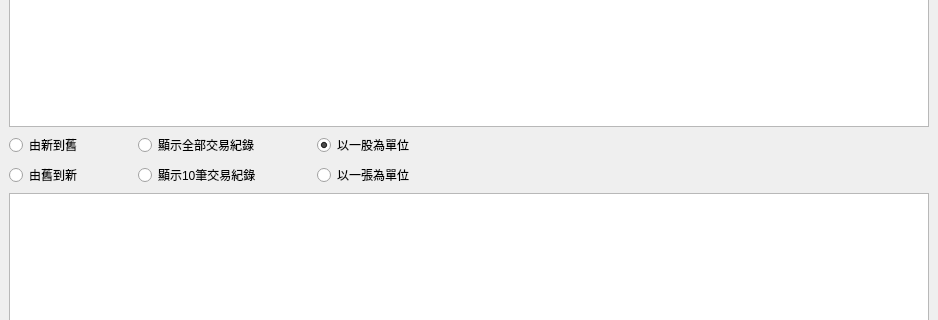
This is QtStockPriceMainWindow.ui in foxking0416/PythonStockPrice as Qt 5 draws it before an edit; both pictures show x 0 to 938 and y 94 to 414 of the 938 by 893 pixel window. The edited form follows.
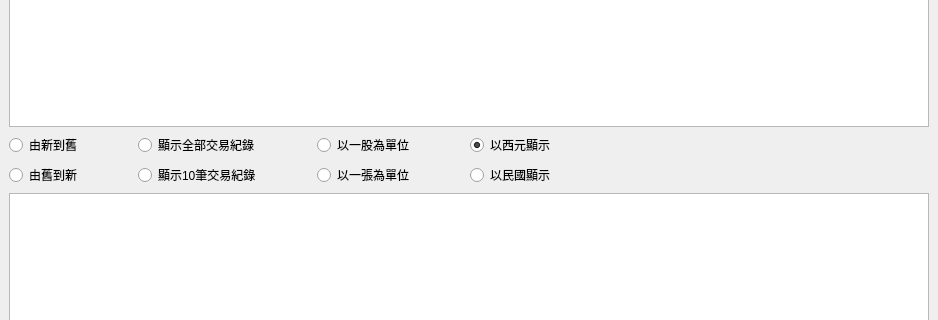
This is the edited form.

Commit message: 顯示可以切換民國年或西元年

Patch:
```diff
--- a/QtStockPriceMainWindow.ui
+++ b/QtStockPriceMainWindow.ui
@@ -279,6 +279,43 @@
         </item>
        </layout>
       </item>
+      <item>
+       <spacer name="horizontalSpacer_8">
+        <property name="orientation">
+         <enum>Qt::Horizontal</enum>
+        </property>
+        <property name="sizeType">
+         <enum>QSizePolicy::Minimum</enum>
+        </property>
+        <property name="sizeHint" stdset="0">
+         <size>
+          <width>50</width>
+          <height>20</height>
+         </size>
+        </property>
+       </spacer>
+      </item>
+      <item>
+       <layout class="QVBoxLayout" name="verticalLayout_5">
+        <item>
+         <widget class="QRadioButton" name="qtADYearRadioButton">
+          <property name="text">
+           <string>以西元顯示</string>
+          </property>
+          <property name="checked">
+           <bool>true</bool>
+          </property>
+         </widget>
+        </item>
+        <item>
+         <widget class="QRadioButton" name="qtROCYearRadioButton">
+          <property name="text">
+           <string>以民國顯示</string>
+          </property>
+         </widget>
+        </item>
+       </layout>
+      </item>
       <item>
        <spacer name="horizontalSpacer_3">
         <property name="orientation">
```
The commit also changes 2 other files.
